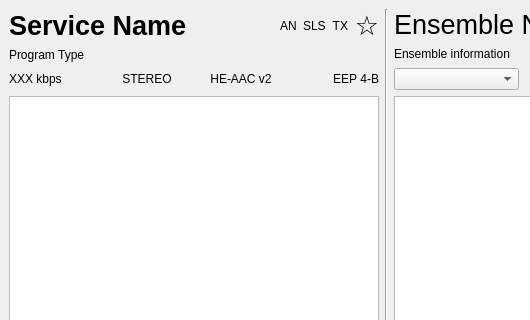
The window that gui/mainwindow.ui (KejPi/AbracaDABra) describes before a commit, drawn with Qt 5; both pictures show x 0 to 530 and y 0 to 320 of the 921 by 677 pixel window.
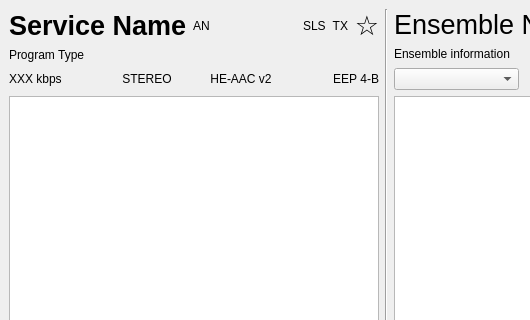
The same window after the commit. Custom widgets are drawn as their Qt base class.

Commit message: Announcement icon moved to service name

What changed in the file:
```diff
--- a/gui/mainwindow.ui
+++ b/gui/mainwindow.ui
@@ -28,7 +28,7 @@
         <item>
          <widget class="QLabel" name="serviceLabel">
           <property name="sizePolicy">
-           <sizepolicy hsizetype="Expanding" vsizetype="Preferred">
+           <sizepolicy hsizetype="Minimum" vsizetype="Preferred">
             <horstretch>0</horstretch>
             <verstretch>0</verstretch>
            </sizepolicy>
@@ -51,6 +51,19 @@
           </property>
          </widget>
         </item>
+        <item>
+         <spacer name="horizontalSpacer">
+          <property name="orientation">
+           <enum>Qt::Horizontal</enum>
+          </property>
+          <property name="sizeHint" stdset="0">
+           <size>
+            <width>40</width>
+            <height>20</height>
+           </size>
+          </property>
+         </spacer>
+        </item>
         <item>
          <widget class="ClickableLabel" name="catSlsLabel">
           <property name="text">
```
